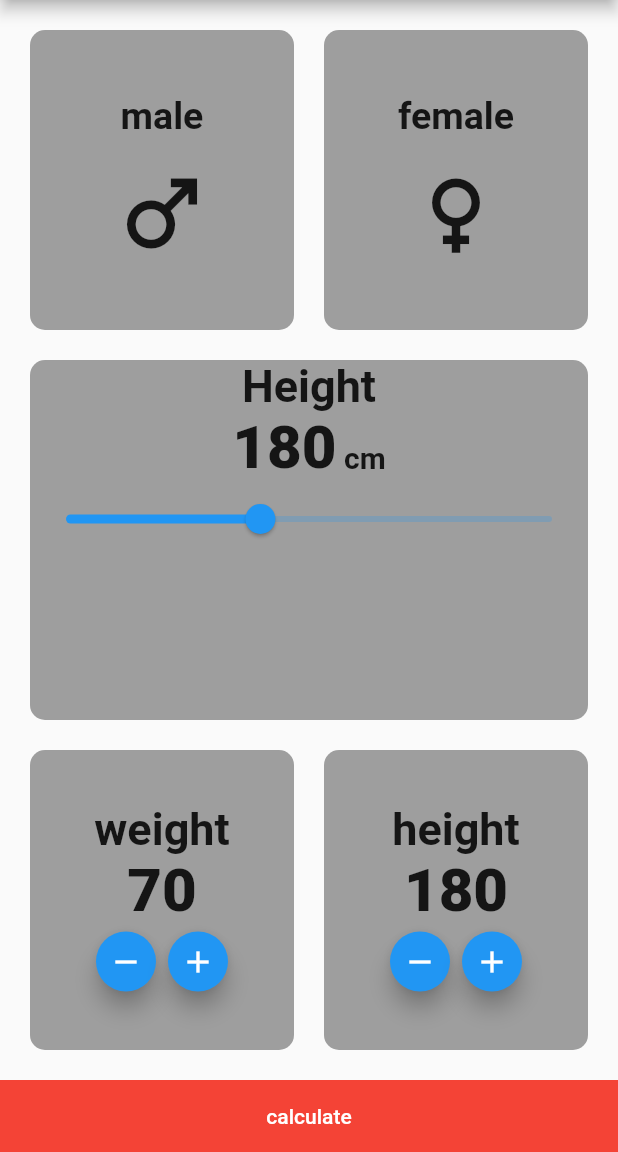
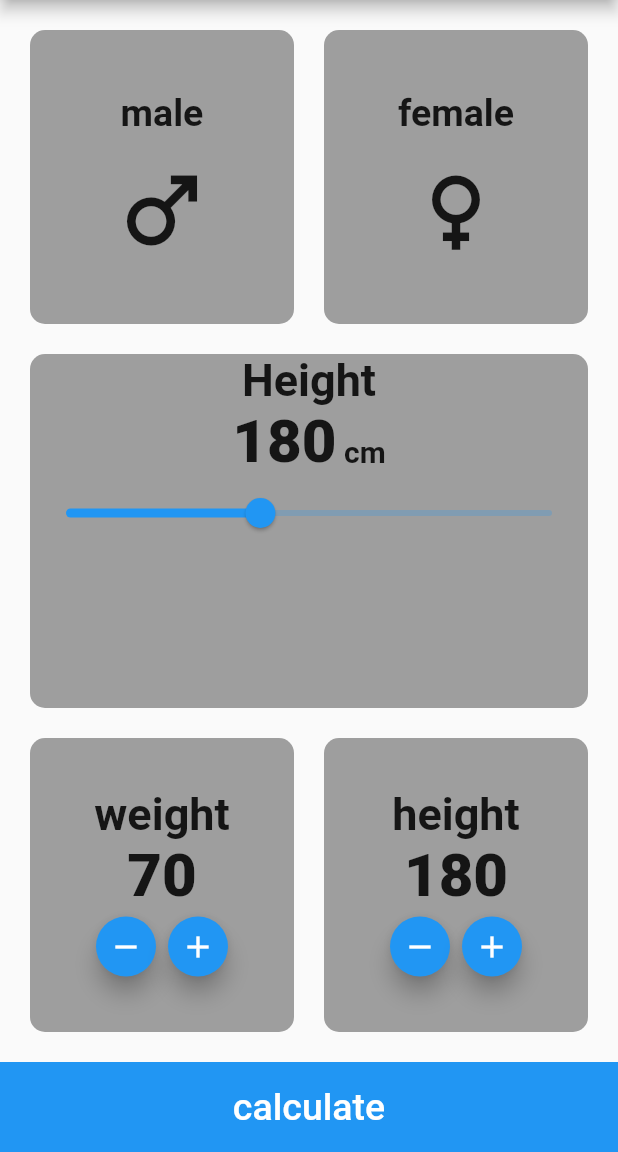
Before and after one commit to fathyBaiomy/bmi_calculator, a Flutter app: the screen it shows after launch, on a phone screen of 412 x 824 dp, the part 84-1236 px from its top. Run offline on Flutter 3.47's test engine with Material 2 defaults, Android fonts, the phone set to English and light mode, and no system bars.

Commit message:
changed button value
button

```diff
--- a/lib/main.dart
+++ b/lib/main.dart
@@ -65,13 +65,14 @@ class MyApp extends StatelessWidget {
               ),
             ),
             Container(
-              color: Colors.red,
+              color: Colors.blue,
               width: double.infinity,
               child: MaterialButton(
+                height: 60,
                 onPressed: () {},
                 child: Text(
                   'calculate',
-                  style: TextStyle(color: Colors.white),
+                  style: TextStyle(color: Colors.white, fontSize: 25),
                 ),
               ),
             )
```
